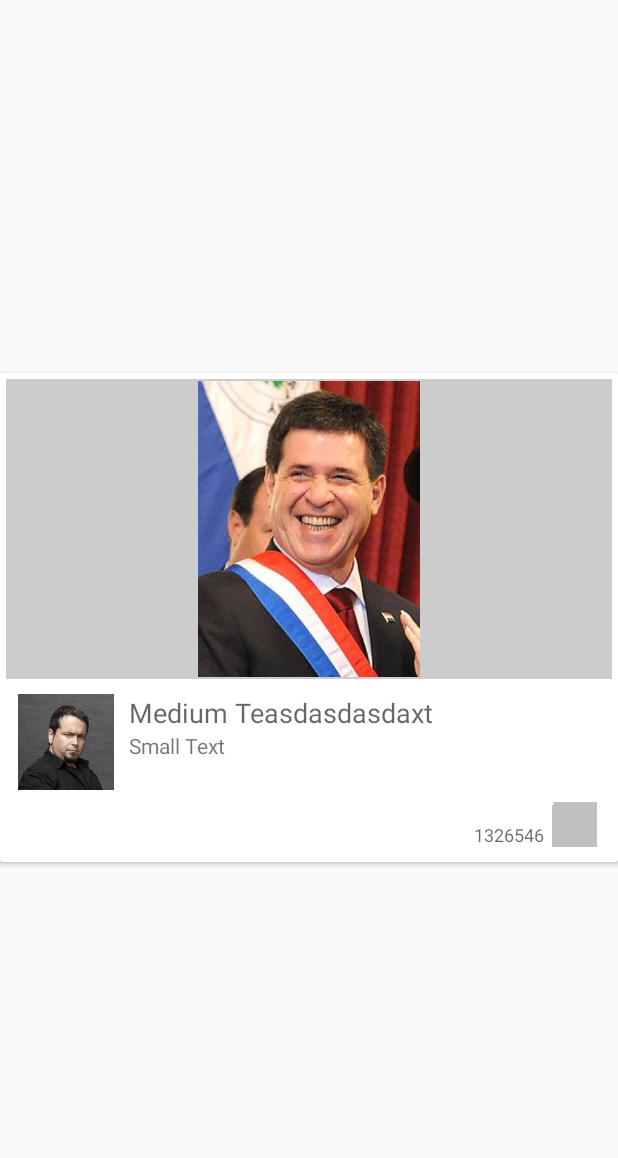
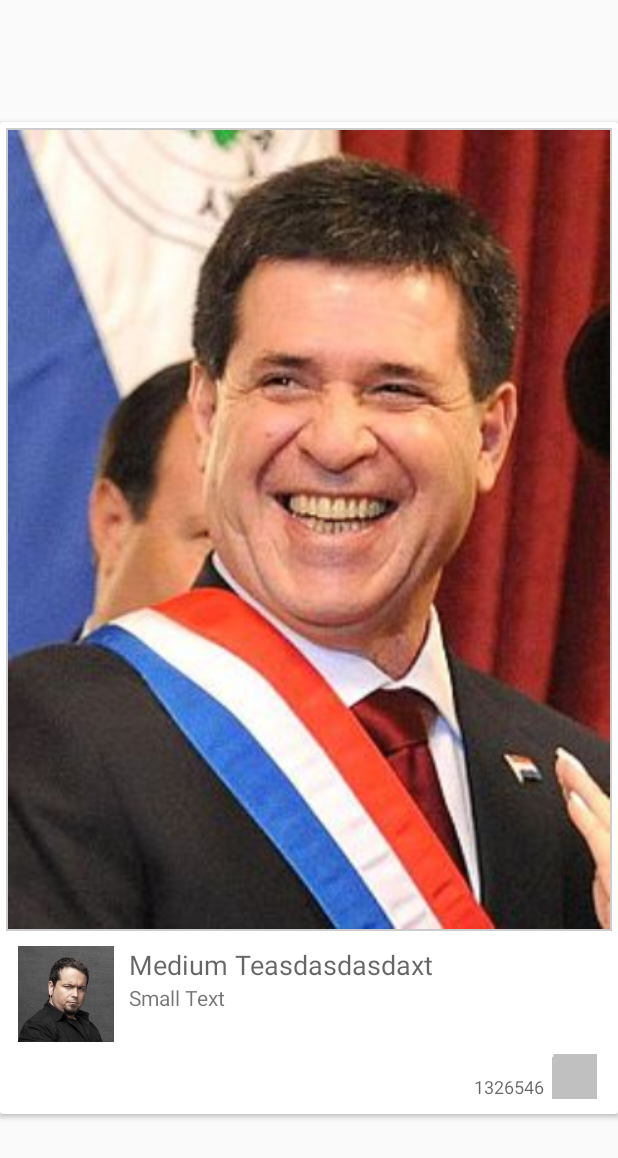
Before and after one commit to luisriq/Thinkink, an Android app: the layout item_galery.xml on its own in the app's theme, with its tools: preview values and no code run, on a phone screen of 412 x 824 dp. Shown: the top 1158 px of the screen. Run offline under Robolectric (Android 15) with nearby library versions, the phone set to English and light mode, and no system bars; network calls fail.

Commit message:
Like y otras cosas 2

```diff
--- a/app/src/main/java/com/grupo2tbd/thinkink/Utilities/GalleryAdapterRV.java
+++ b/app/src/main/java/com/grupo2tbd/thinkink/Utilities/GalleryAdapterRV.java
@@ -130,9 +130,9 @@ public class GalleryAdapterRV extends RecyclerView.Adapter<GalleryAdapterRV.Foto
                                 new Response.Listener<JSONObject>() {
                                     @Override
                                     public void onResponse(JSONObject response) {
-
+                                        ci.cantidadMegusta = ci.cantidadMegusta + 1;
                                         contactViewHolder.like.setClickable(false);
-                                        contactViewHolder.cantidadLikes.setText("" + (ci.cantidadMegusta + 1));
+                                        contactViewHolder.cantidadLikes.setText("" + (ci.cantidadMegusta));
                                         Glide.with(c)
                                                 .load(R.drawable.like_333)
                                                 .centerCrop()
--- a/app/src/main/res/layout/item_galery.xml
+++ b/app/src/main/res/layout/item_galery.xml
@@ -15,7 +15,7 @@
 
         <ImageView
             android:layout_width="match_parent"
-            android:layout_height="200dp"
+            android:layout_height="wrap_content"
             android:layout_marginTop="4dp"
             android:layout_marginLeft="4dp"
             android:layout_marginRight="4dp"
```
